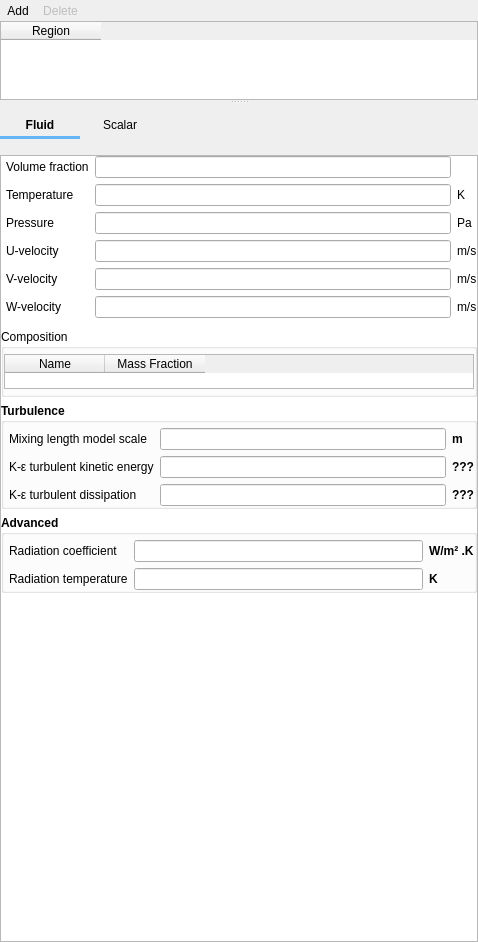
truongd8593/mfix, file gui/uifiles/point_sources.ui: the form before one commit.
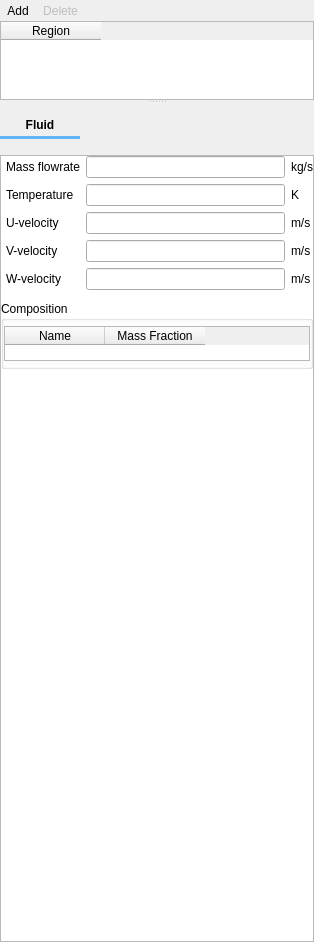
The form after the commit. Custom widgets are drawn as their Qt base class.

Commit message: work on point_sources

What changed in the file:
```diff
--- a/gui/uifiles/point_sources.ui
+++ b/gui/uifiles/point_sources.ui
@@ -6,7 +6,7 @@
    <rect>
     <x>0</x>
     <y>0</y>
-    <width>478</width>
+    <width>314</width>
     <height>942</height>
    </rect>
   </property>
@@ -266,16 +266,6 @@
               </property>
              </widget>
             </item>
-            <item row="0" column="1">
-             <widget class="QPushButton" name="pushbutton_scalar">
-              <property name="text">
-               <string>Scalar</string>
-              </property>
-              <property name="flat">
-               <bool>true</bool>
-              </property>
-             </widget>
-            </item>
             <item row="0" column="0">
              <widget class="QPushButton" name="pushbutton_fluid">
               <property name="font">
@@ -335,7 +325,7 @@
            <rect>
             <x>0</x>
             <y>0</y>
-            <width>474</width>
+            <width>310</width>
             <height>774</height>
            </rect>
           </property>
@@ -418,104 +408,90 @@
                    <number>5</number>
                   </property>
                   <item row="0" column="0">
-                   <widget class="QLabel" name="label_ic_ep_g">
+                   <widget class="QLabel" name="label_ps_massflow_g">
                     <property name="text">
-                     <string>Volume fraction</string>
+                     <string>Mass flowrate</string>
                     </property>
                    </widget>
                   </item>
                   <item row="0" column="1">
-                   <widget class="LineEdit" name="lineedit_keyword_ic_ep_g_args_IC">
-                    <property name="readOnly">
-                     <bool>true</bool>
-                    </property>
-                   </widget>
+                   <widget class="LineEdit" name="lineedit_keyword_ps_massflow_g_args_PS"/>
                   </item>
                   <item row="1" column="0">
-                   <widget class="QLabel" name="label_ic_t_g">
+                   <widget class="QLabel" name="label_ps_t_g">
                     <property name="text">
                      <string>Temperature</string>
                     </property>
                    </widget>
                   </item>
                   <item row="1" column="1">
-                   <widget class="LineEdit" name="lineedit_keyword_ic_t_g_args_IC"/>
+                   <widget class="LineEdit" name="lineedit_keyword_ps_t_g_args_PS"/>
                   </item>
                   <item row="1" column="2">
-                   <widget class="QLabel" name="label_ic_t_g_units">
+                   <widget class="QLabel" name="label_ps_t_g_units">
                     <property name="text">
                      <string>K</string>
                     </property>
                    </widget>
                   </item>
                   <item row="2" column="0">
-                   <widget class="QLabel" name="label_ic_p_g">
+                   <widget class="QLabel" name="label_ps_u_g">
                     <property name="text">
-                     <string>Pressure</string>
+                     <string>U-velocity</string>
                     </property>
                    </widget>
                   </item>
                   <item row="2" column="1">
-                   <widget class="LineEdit" name="lineedit_keyword_ic_p_g_args_IC"/>
+                   <widget class="LineEdit" name="lineedit_keyword_ps_u_g_args_PS"/>
                   </item>
                   <item row="2" column="2">
-                   <widget class="QLabel" name="label_ic_p_g_units">
+                   <widget class="QLabel" name="label_ps_u_g_units">
                     <property name="text">
-                     <string>Pa</string>
+                     <string>m/s</string>
                     </property>
                    </widget>
                   </item>
                   <item row="3" column="0">
-                   <widget class="QLabel" name="label_ic_u_g">
+                   <widget class="QLabel" name="label_ps_v_g">
                     <property name="text">
-                     <string>U-velocity</string>
+                     <string>V-velocity</string>
                     </property>
                    </widget>
                   </item>
                   <item row="3" column="1">
-                   <widget class="LineEdit" name="lineedit_keyword_ic_u_g_args_IC"/>
+                   <widget class="LineEdit" name="lineedit_keyword_ps_v_g_args_PS"/>
+                  </item>
+                  <item row="4" column="1">
+                   <widget class="LineEdit" name="lineedit_keyword_ps_w_g_args_PS"/>
                   </item>
                   <item row="3" column="2">
-                   <widget class="QLabel" name="label_ic_u_g_units">
+                   <widget class="QLabel" name="label_ps_v_g_units">
                     <property name="text">
                      <string>m/s</string>
                     </property>
                    </widget>
                   </item>
                   <item row="4" column="0">
-                   <widget class="QLabel" name="label_ic_v_g">
-                    <property name="text">
-                     <string>V-velocity</string>
-                    </property>
-                   </widget>
-                  </item>
-                  <item row="4" column="1">
-                   <widget class="LineEdit" name="lineedit_keyword_ic_v_g_args_IC"/>
-                  </item>
-                  <item row="4" column="2">
-                   <widget class="QLabel" name="label_ic_v_g_units">
-                    <property name="text">
-                     <string>m/s</string>
-                    </property>
-                   </widget>
-                  </item>
-                  <item row="5" column="0">
-                   <widget class="QLabel" name="label_ic_v_w">
+                   <widget class="QLabel" name="label_ps_v_w">
                     <property name="text">
                      <string>W-velocity</string>
                     </property>
                    </widget>
                   </item>
-                  <item row="5" column="1">
-                   <widget class="LineEdit" name="lineedit_keyword_ic_w_g_args_IC"/>
-                  </item>
-                  <item row="5" column="2">
-                   <widget class="QLabel" name="label_ic_v_w_units">
+                  <item row="4" column="2">
+                   <widget class="QLabel" name="label_ps_v_w_units">
                     <property name="text">
                      <string>m/s</string>
                     </property>
                    </widget>
                   </item>
+                  <item row="0" column="2">
+                   <widget class="QLabel" name="label_ps_massflow_g_units">
+                    <property name="text">
+                     <string>kg/s</string>
+                    </property>
+                   </widget>
+                  </item>
                  </layout>
                 </widget>
                </item>
@@ -572,190 +548,6 @@
                  </layout>
                 </widget>
                </item>
-               <item>
-                <widget class="QGroupBox" name="groupbox_turbulence">
-                 <property name="font">
-                  <font>
-                   <weight>75</weight>
-                   <bold>true</bold>
-                  </font>
-                 </property>
-                 <property name="title">
-                  <string>Turbulence</string>
-                 </property>
-                 <property name="flat">
-                  <bool>true</bool>
-                 </property>
-                 <layout class="QGridLayout" name="gridLayout_9">
-                  <property name="leftMargin">
-                   <number>5</number>
-                  </property>
-                  <property name="topMargin">
-                   <number>5</number>
-                  </property>
-                  <property name="rightMargin">
-                   <number>0</number>
-                  </property>
-                  <property name="bottomMargin">
-                   <number>0</number>
-                  </property>
-                  <item row="0" column="0">
-                   <layout class="QGridLayout" name="gridLayout_6">
-                    <item row="0" column="0">
-                     <widget class="QLabel" name="label_ic_l_scale">
-                      <property name="font">
-                       <font>
-                        <weight>50</weight>
-                        <italic>false</italic>
-                        <bold>false</bold>
-                       </font>
-                      </property>
-                      <property name="text">
-                       <string>Mixing length model scale</string>
-                      </property>
-                     </widget>
-                    </item>
-                    <item row="0" column="1">
-                     <widget class="LineEdit" name="lineedit_keyword_ic_l_scale_args_IC"/>
-                    </item>
-                    <item row="0" column="2">
-                     <widget class="QLabel" name="label_ic_l_scale_units">
-                      <property name="text">
-                       <string>m</string>
-                      </property>
-                     </widget>
-                    </item>
-                    <item row="1" column="0">
-                     <widget class="QLabel" name="label_ic_k_turb_g">
-                      <property name="font">
-                       <font>
-                        <weight>50</weight>
-                        <bold>false</bold>
-                       </font>
-                      </property>
-                      <property name="text">
-                       <string>K-ε turbulent kinetic energy</string>
-                      </property>
-                     </widget>
-                    </item>
-                    <item row="1" column="1">
-                     <widget class="LineEdit" name="lineedit_keyword_ic_k_turb_g_args_IC"/>
-                    </item>
-                    <item row="1" column="2">
-                     <widget class="QLabel" name="label_ic_k_turb_g_units">
-                      <property name="text">
-                       <string>???</string>
-                      </property>
-                     </widget>
-                    </item>
-                    <item row="2" column="0">
-                     <widget class="QLabel" name="label_ic_e_turb_g">
-                      <property name="font">
-                       <font>
-                        <weight>50</weight>
-                        <bold>false</bold>
-                       </font>
-                      </property>
-                      <property name="text">
-                       <string>K-ε turbulent dissipation</string>
-                      </property>
-                     </widget>
-                    </item>
-                    <item row="2" column="1">
-                     <widget class="LineEdit" name="lineedit_keyword_ic_e_turb_g_args_IC"/>
-                    </item>
-                    <item row="2" column="2">
-                     <widget class="QLabel" name="label_ic_e_turb_g_units">
-                      <property name="text">
-                       <string>???</string>
-                      </property>
-                     </widget>
-                    </item>
-                   </layout>
-                  </item>
-                 </layout>
-                </widget>
-               </item>
-               <item>
-                <widget class="QGroupBox" name="groupbox_fluid_advanced">
-                 <property name="font">
-                  <font>
-                   <weight>75</weight>
-                   <bold>true</bold>
-                  </font>
-                 </property>
-                 <property name="title">
-                  <string>Advanced</string>
-                 </property>
-                 <property name="flat">
-                  <bool>true</bool>
-                 </property>
-                 <layout class="QGridLayout" name="gridLayout_8">
-                  <property name="leftMargin">
-                   <number>5</number>
-                  </property>
-                  <property name="topMargin">
-                   <number>5</number>
-                  </property>
-                  <property name="rightMargin">
-                   <number>0</number>
-                  </property>
-                  <property name="bottomMargin">
-                   <number>0</number>
-                  </property>
-                  <item row="0" column="0">
-                   <layout class="QGridLayout" name="gridLayout_7">
-                    <item row="0" column="0">
-                     <widget class="QLabel" name="label_ic_gama_rg">
-                      <property name="font">
-                       <font>
-                        <weight>50</weight>
-                        <bold>false</bold>
-                       </font>
-                      </property>
-                      <property name="text">
-                       <string>Radiation coefficient</string>
-                      </property>
-                     </widget>
-                    </item>
-                    <item row="0" column="1">
-                     <widget class="LineEdit" name="lineedit_keyword_ic_gama_rg_args_IC"/>
-                    </item>
-                    <item row="0" column="2">
-                     <widget class="QLabel" name="label_ic_gama_rg_units">
-                      <property name="text">
-                       <string>W/m² .K</string>
-                      </property>
-                     </widget>
-                    </item>
-                    <item row="1" column="0">
-                     <widget class="QLabel" name="label_ic_t_rg">
-                      <property name="font">
-                       <font>
-                        <weight>50</weight>
-                        <bold>false</bold>
-                       </font>
-                      </property>
-                      <property name="text">
-                       <string>Radiation temperature</string>
-                      </property>
-                     </widget>
-                    </item>
-                    <item row="1" column="1">
-                     <widget class="LineEdit" name="lineedit_keyword_ic_t_rg_args_IC"/>
-                    </item>
-                    <item row="1" column="2">
-                     <widget class="QLabel" name="label_ic_t_rg_units">
-                      <property name="text">
-                       <string>K</string>
-                      </property>
-                     </widget>
-                    </item>
-                   </layout>
-                  </item>
-                 </layout>
-                </widget>
-               </item>
                <item>
                 <spacer name="verticalSpacer_2">
                  <property name="orientation">
@@ -832,121 +624,91 @@
                   <property name="bottomMargin">
                    <number>5</number>
                   </property>
-                  <item row="0" column="0">
-                   <widget class="QLabel" name="label_ic_ep_s">
-                    <property name="text">
-                     <string>Volume fraction</string>
-                    </property>
-                   </widget>
-                  </item>
                   <item row="0" column="1">
-                   <widget class="LineEdit" name="lineedit_ic_ep_s_args_IC_P"/>
+                   <widget class="LineEdit" name="lineedit_keyword_ps_massflow_s_args_PS_P"/>
+                  </item>
+                  <item row="2" column="1">
+                   <widget class="LineEdit" name="lineedit_keyword_ps_u_s_args_PS_P"/>
+                  </item>
+                  <item row="0" column="0">
+                   <widget class="QLabel" name="label_ps_massflow_s_args_PS_P">
+                    <property name="text">
+                     <string>Mass flowrate</string>
+                    </property>
+                   </widget>
                   </item>
                   <item row="1" column="0">
-                   <widget class="QLabel" name="label_ic_t_s">
+                   <widget class="QLabel" name="label_ps_t_s">
                     <property name="text">
                      <string>Temperature</string>
                     </property>
                    </widget>
                   </item>
                   <item row="1" column="1">
-                   <widget class="LineEdit" name="lineedit_keyword_ic_t_s_args_IC_P"/>
+                   <widget class="LineEdit" name="lineedit_keyword_ps_t_s_args_PS_P"/>
                   </item>
                   <item row="1" column="2">
-                   <widget class="QLabel" name="label_ic_t_s_units">
+                   <widget class="QLabel" name="label_ps_t_s_units">
                     <property name="text">
                      <string>K</string>
                     </property>
                    </widget>
                   </item>
                   <item row="2" column="0">
-                   <widget class="QLabel" name="label_ic_u_s">
+                   <widget class="QLabel" name="label_ps_u_s">
                     <property name="text">
                      <string>U-velocity</string>
                     </property>
                    </widget>
                   </item>
-                  <item row="2" column="1">
-                   <widget class="LineEdit" name="lineedit_keyword_ic_u_s_args_IC_P"/>
+                  <item row="3" column="1">
+                   <widget class="LineEdit" name="lineedit_keyword_ps_v_s_args_PS_P"/>
                   </item>
                   <item row="2" column="2">
-                   <widget class="QLabel" name="label_ic_u_s_units">
+                   <widget class="QLabel" name="label_ps_u_s_units">
                     <property name="text">
                      <string>m/s</string>
                     </property>
                    </widget>
                   </item>
                   <item row="3" column="0">
-                   <widget class="QLabel" name="label_ic_v_s">
+                   <widget class="QLabel" name="label_ps_v_s">
                     <property name="text">
                      <string>V-velocity</string>
                     </property>
                    </widget>
                   </item>
-                  <item row="3" column="1">
-                   <widget class="LineEdit" name="lineedit_keyword_ic_v_s_args_IC_P"/>
-                  </item>
                   <item row="3" column="2">
-                   <widget class="QLabel" name="label_ic_v_s_units">
+                   <widget class="QLabel" name="label_ps_v_s_units">
                     <property name="text">
                      <string>m/s</string>
                     </property>
                    </widget>
                   </item>
                   <item row="4" column="0">
-                   <widget class="QLabel" name="label_ic_w_s">
+                   <widget class="QLabel" name="label_ps_w_s">
                     <property name="text">
                      <string>W-velocity</string>
                     </property>
                    </widget>
                   </item>
                   <item row="4" column="1">
-                   <widget class="LineEdit" name="lineedit_keyword_ic_w_s_args_IC_P"/>
+                   <widget class="LineEdit" name="lineedit_keyword_ps_w_s_args_PS_P"/>
                   </item>
                   <item row="4" column="2">
-                   <widget class="QLabel" name="label_ic_w_s_units">
+                   <widget class="QLabel" name="label_ps_w_s_units">
                     <property name="text">
                      <string>m/s</string>
                     </property>
                    </widget>
                   </item>
-                  <item row="5" column="0">
-                   <widget class="QLabel" name="label_ic_p_star">
+                  <item row="0" column="2">
+                   <widget class="QLabel" name="label_ps_massflow_s">
                     <property name="text">
-                     <string>Pressure (optional)</string>
+                     <string>kg/s</string>
                     </property>
                    </widget>
                   </item>
-                  <item row="5" column="1">
-                   <widget class="LineEdit" name="lineedit_keyword_ic_p_star_args_IC_P"/>
-                  </item>
-                  <item row="5" column="2">
-                   <widget class="QLabel" name="label_ic_p_star_units">
-                    <property name="text">
-                     <string>Pa</string>
-                    </property>
-                   </widget>
-                  </item>
-                  <item row="6" column="0">
-                   <widget class="QLabel" name="label_ic_theta_m">
-                    <property name="text">
-                     <string>Granular temperature</string>
-                    </property>
-                   </widget>
-                  </item>
-                  <item row="6" column="1">
-                   <widget class="LineEdit" name="lineedit_keyword_ic_theta_m_args_IC_P"/>
-                  </item>
-                  <item row="7" column="0">
-                   <widget class="QLabel" name="label_ic_pic_const_statwt">
-                    <property name="text">
-                     <string>Particles per parcel</string>
-                    </property>
-                   </widget>
-                  </item>
-                  <item row="7" column="1">
-                   <widget class="LineEdit" name="lineedit_keyword_ic_pic_const_statwt_args_IC_P"/>
-                  </item>
                  </layout>
                 </widget>
                </item>
@@ -1009,84 +771,6 @@
                  </layout>
                 </widget>
                </item>
-               <item>
-                <widget class="QGroupBox" name="groupbox_solids_advanced">
-                 <property name="font">
-                  <font>
-                   <weight>75</weight>
-                   <bold>true</bold>
-                  </font>
-                 </property>
-                 <property name="title">
-                  <string>Advanced</string>
-                 </property>
-                 <property name="flat">
-                  <bool>true</bool>
-                 </property>
-                 <layout class="QGridLayout" name="gridLayout_10">
-                  <property name="leftMargin">
-                   <number>5</number>
-                  </property>
-                  <property name="topMargin">
-                   <number>5</number>
-                  </property>
-                  <property name="rightMargin">
-                   <number>0</number>
-                  </property>
-                  <property name="bottomMargin">
-                   <number>0</number>
-                  </property>
-                  <property name="horizontalSpacing">
-                   <number>6</number>
-                  </property>
-                  <item row="0" column="0">
-                   <widget class="CheckBox" name="checkbox_keyword_ic_des_fit_to_region_args_IC">
-                    <property name="text">
-                     <string>Fit particles to region</string>
-                    </property>
-                   </widget>
-                  </item>
-                  <item row="1" column="0">
-                   <layout class="QGridLayout" name="gridLayout_5">
-                    <item row="0" column="0">
-                     <widget class="QLabel" name="label_ic_gama_rs">
-                      <property name="text">
-                       <string>Radiation coefficient</string>
-                      </property>
-                     </widget>
-                    </item>
-                    <item row="0" column="1">
-                     <widget class="LineEdit" name="lineedit_keyword_ic_gama_rs_args_IC_P"/>
-                    </item>
-                    <item row="0" column="2">
-                     <widget class="QLabel" name="label_ic_gama_rs_units">
-                      <property name="text">
-                       <string>W/m² .K</string>
-                      </property>
-                     </widget>
-                    </item>
-                    <item row="1" column="0">
-                     <widget class="QLabel" name="label_ic_t_rs">
-                      <property name="text">
-                       <string>Radiation temperature</string>
-                      </property>
-                     </widget>
-                    </item>
-                    <item row="1" column="1">
-                     <widget class="LineEdit" name="lineedit_keyword_ic_t_rs_args_IC_P"/>
-                    </item>
-                    <item row="1" column="2">
-                     <widget class="QLabel" name="label_ic_t_rs_units">
-                      <property name="text">
-                       <string>K</string>
-                      </property>
-                     </widget>
-                    </item>
-                   </layout>
-                  </item>
-                 </layout>
-                </widget>
-               </item>
                <item>
                 <spacer name="verticalSpacer_3">
                  <property name="orientation">
@@ -1122,35 +806,6 @@
                </item>
               </layout>
              </widget>
-             <widget class="QWidget" name="page_scalar">
-              <layout class="QGridLayout" name="gridLayout">
-               <property name="leftMargin">
-                <number>5</number>
-               </property>
-               <property name="topMargin">
-                <number>0</number>
-               </property>
-               <property name="rightMargin">
-                <number>0</number>
-               </property>
-               <property name="bottomMargin">
-                <number>0</number>
-               </property>
-               <item row="0" column="0">
-                <spacer name="spacer_scalar">
-                 <property name="orientation">
-                  <enum>Qt::Vertical</enum>
-                 </property>
-                 <property name="sizeHint" stdset="0">
-                  <size>
-                   <width>20</width>
-                   <height>40</height>
-                  </size>
-                 </property>
-                </spacer>
-               </item>
-              </layout>
-             </widget>
             </widget>
            </item>
           </layout>
@@ -1171,11 +826,6 @@
    <extends>QLineEdit</extends>
    <header>widgets/base</header>
   </customwidget>
-  <customwidget>
-   <class>CheckBox</class>
-   <extends>QCheckBox</extends>
-   <header>widgets/base</header>
-  </customwidget>
  </customwidgets>
  <resources/>
  <connections/>
```
The commit also changes 5 other files.
